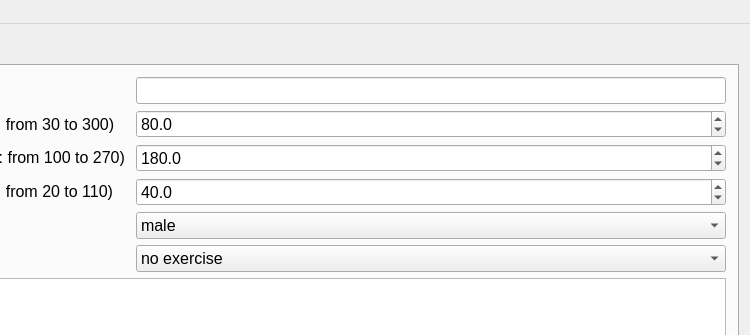
Qt form mainwindow.ui (SFilippidis/QGreatstWeightCalculator) before a commit; both pictures show x 243 to 993 and y 0 to 335 of the 993 by 564 pixel window.
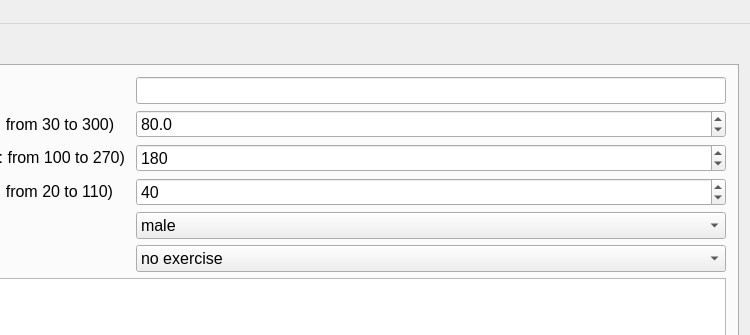
The same form after that commit.

Commit message: Change in number of decimal digits displayed

What changed in the file:
```diff
--- a/mainwindow.ui
+++ b/mainwindow.ui
@@ -201,7 +201,7 @@
                      </font>
                     </property>
                     <property name="decimals">
-                     <number>1</number>
+                     <number>0</number>
                     </property>
                     <property name="minimum">
                      <double>100.000000000000000</double>
@@ -225,7 +225,7 @@
                      </font>
                     </property>
                     <property name="decimals">
-                     <number>1</number>
+                     <number>0</number>
                     </property>
                     <property name="minimum">
                      <double>20.000000000000000</double>
```
The commit also changes 1 other file.
